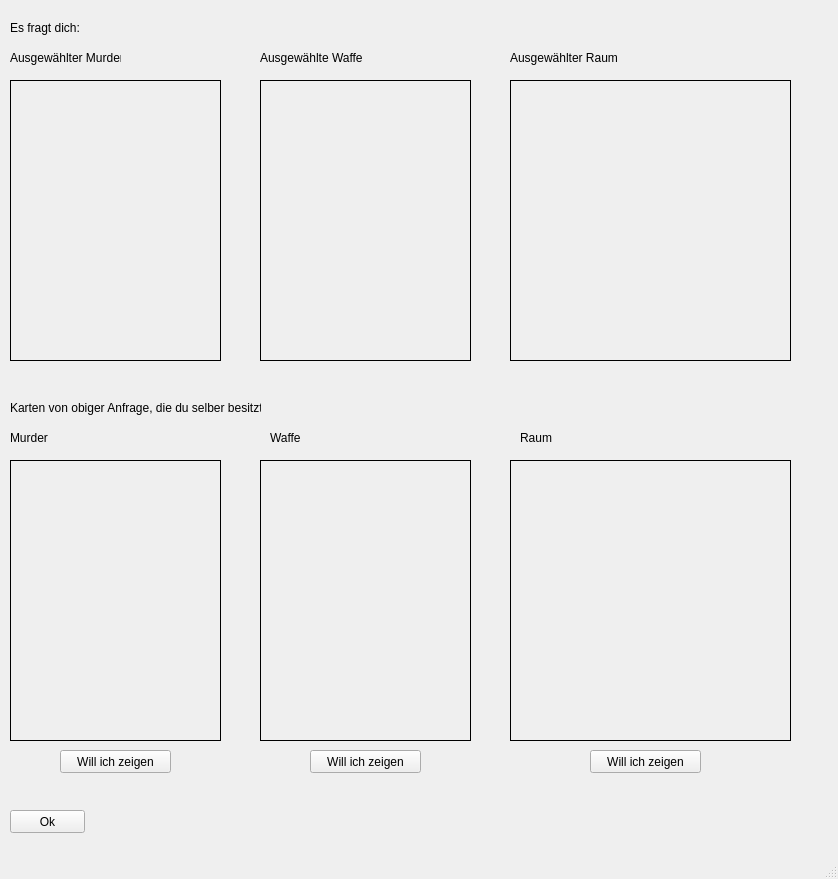
haegar80/Cluedo, file Cluedo/UI/SelectObjectToShowUI.ui: the form before one commit.
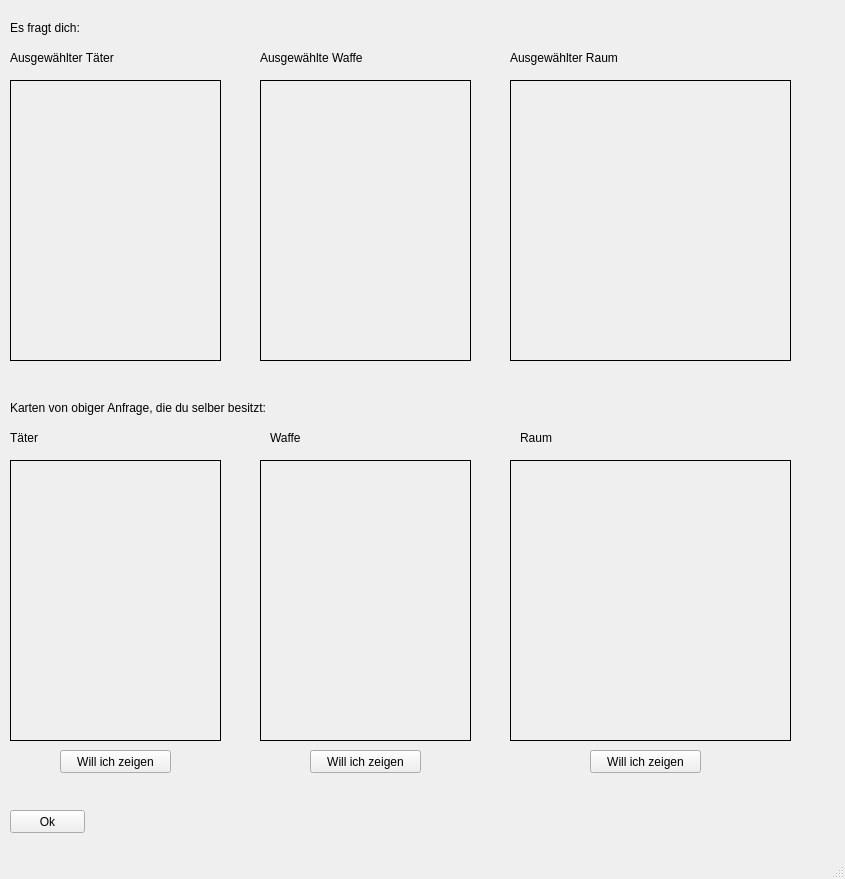
The form after the commit.

Diff of the .ui file:
```diff
--- a/Cluedo/UI/SelectObjectToShowUI.ui
+++ b/Cluedo/UI/SelectObjectToShowUI.ui
@@ -6,7 +6,7 @@
    <rect>
     <x>0</x>
     <y>0</y>
-    <width>838</width>
+    <width>845</width>
     <height>879</height>
    </rect>
   </property>
@@ -76,12 +76,12 @@
      <rect>
       <x>10</x>
       <y>50</y>
-      <width>111</width>
+      <width>161</width>
       <height>16</height>
      </rect>
     </property>
     <property name="text">
-     <string>Ausgewählter Murder</string>
+     <string>Ausgewählter Täter</string>
     </property>
    </widget>
    <widget class="QLabel" name="labelSelectedWeapon">
@@ -89,7 +89,7 @@
      <rect>
       <x>260</x>
       <y>50</y>
-      <width>111</width>
+      <width>161</width>
       <height>16</height>
      </rect>
     </property>
@@ -102,7 +102,7 @@
      <rect>
       <x>510</x>
       <y>50</y>
-      <width>111</width>
+      <width>151</width>
       <height>16</height>
      </rect>
     </property>
@@ -147,7 +147,7 @@
      <rect>
       <x>10</x>
       <y>400</y>
-      <width>251</width>
+      <width>341</width>
       <height>16</height>
      </rect>
     </property>
@@ -160,7 +160,7 @@
      <rect>
       <x>10</x>
       <y>20</y>
-      <width>71</width>
+      <width>91</width>
       <height>16</height>
      </rect>
     </property>
@@ -171,9 +171,9 @@
    <widget class="QLabel" name="labelAskedPerson">
     <property name="geometry">
      <rect>
-      <x>90</x>
+      <x>110</x>
       <y>20</y>
-      <width>401</width>
+      <width>371</width>
       <height>16</height>
      </rect>
     </property>
@@ -224,12 +224,12 @@
      <rect>
       <x>10</x>
       <y>430</y>
-      <width>51</width>
+      <width>81</width>
       <height>16</height>
      </rect>
     </property>
     <property name="text">
-     <string>Murder</string>
+     <string>Täter</string>
     </property>
    </widget>
    <widget class="QLabel" name="labelAvailableWeapon">
@@ -237,7 +237,7 @@
      <rect>
       <x>270</x>
       <y>430</y>
-      <width>51</width>
+      <width>81</width>
       <height>16</height>
      </rect>
     </property>
@@ -250,7 +250,7 @@
      <rect>
       <x>520</x>
       <y>430</y>
-      <width>111</width>
+      <width>81</width>
       <height>16</height>
      </rect>
     </property>
```
Left out of the diff: 2 changed lines with no effect on the pictures.
